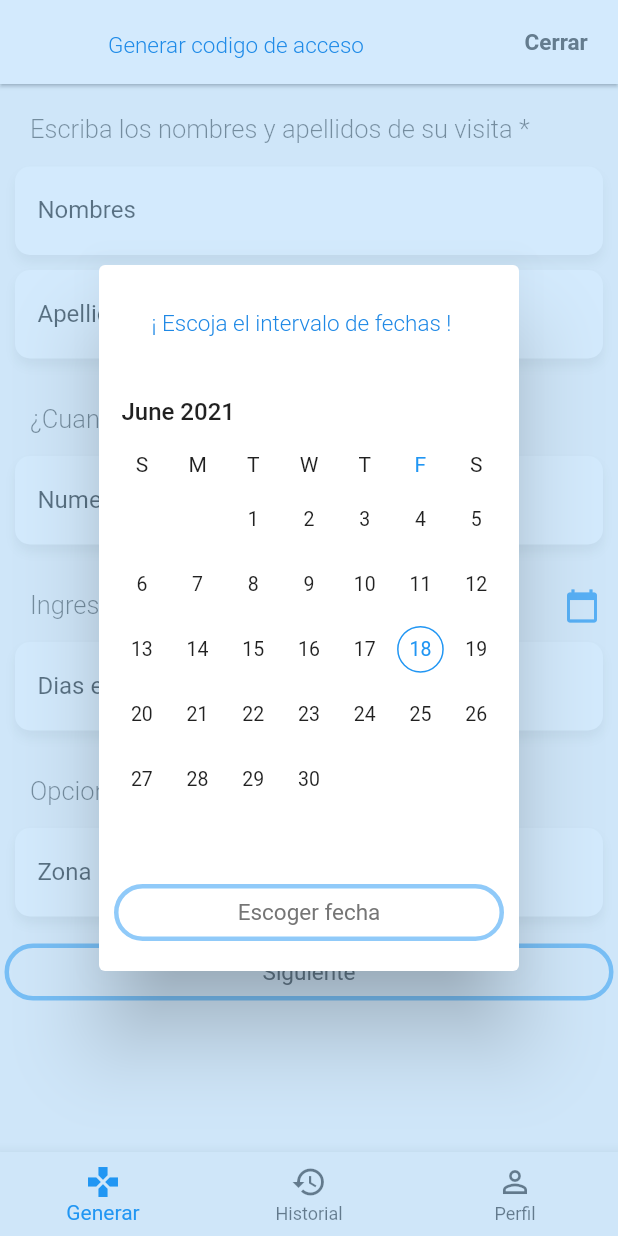
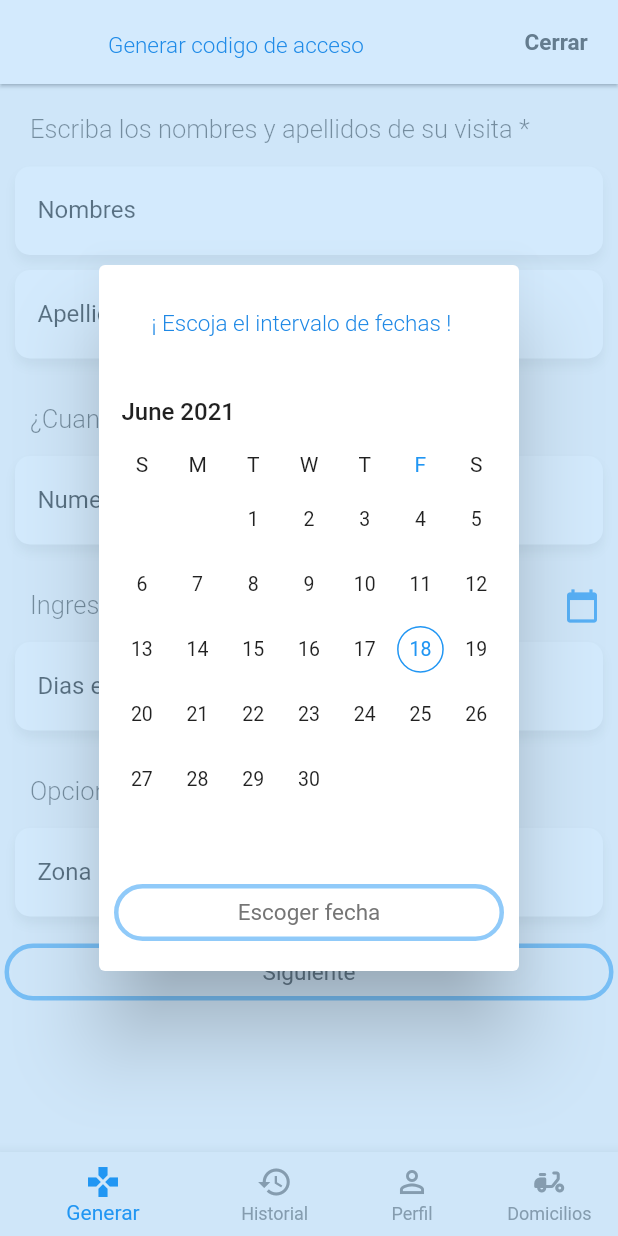
Before and after one commit to davidC1991/app_acceso_visitantes_control, a Flutter app: the HomePage screen opened by its route, after a tap on the "calendar today" icon, on a phone screen of 412 x 824 dp. Run offline on Flutter 3.47's test engine with Material 2 defaults, Android fonts, the phone set to English and light mode, and no system bars; drawn by our look-alikes of syncfusion_flutter_datepicker; our stand-ins replace cloud_firestore, email_validator, firebase_core, fluttertoast, image_gallery_saver, lottie and 4 more; missing offline and left inert: barcode_scan2, encrypt, flutter_share_me; accounts and stored records are empty.

Commit message:
creacion del boceto de la pantalla de domicilios

```diff
--- a/lib/pages/home.dart
+++ b/lib/pages/home.dart
@@ -162,7 +162,8 @@ class _HomePageState extends State<HomePage> with SingleTickerProviderStateMixin
             })
             :historialQr.loading=='cargando'?Center(child: CircularProgressIndicator())
             :Center(child: Text('No hay datos para mostrar')),
-            AjustesPerfil()
+            AjustesPerfil(),
+            DomicilioPage()
         ],
               ),
               bottomNavigationBar: Navegacion(),
@@ -633,6 +634,59 @@ class   AjustesPerfil extends StatelessWidget {
   }
 }
 
+class DomicilioPage extends StatelessWidget {
+
+
+  @override
+  Widget build(BuildContext context) {
+    Size size=MediaQuery.of(context).size;
+    return Scaffold(
+      backgroundColor: Colors.white,
+      body: Container(
+        alignment: Alignment.center,
+        child: imagenDelivery(size),
+      ),
+      floatingActionButton: FloatingActionButton(
+        onPressed:(){},
+        child: Icon(Icons.add_circle_outline_outlined),
+      ),
+
+    );
+  }
+
+  Widget imagenDelivery(Size size){
+
+     return  Container(
+              color: Colors.red,
+              height: size.height *0.4,
+              width: size.width *0.8,
+              child: Image(
+                fit: BoxFit.cover,
+                image:AssetImage('assets/delivery.png')),
+
+             );
+   }
+
+    Widget deliveryHistorial(HistorialQr listQr, int i) {
+      return Column(
+        children: [
+          ListTile(
+            title: Text('Usuario: '+listQr.nombreAcceso! + ' ' + listQr.apellidosAcceso!),
+            subtitle: Column(
+              mainAxisAlignment: MainAxisAlignment.start,
+              crossAxisAlignment: CrossAxisAlignment.start,
+              children: [
+                Text('Domicilio'),
+
+              ],
+            ),
+            //trailing:
+          ),
+          Divider()
+        ],
+      );
+    }
+}
 class Navegacion extends StatelessWidget {
 
 
@@ -654,14 +708,23 @@ class Navegacion extends StatelessWidget {
            //historialQr.getHistorialQrUsuario('3298c454-17d5-56f4-867a','VD01ZL6seUQGN3obOXKkNrfbQ3z1');
         }else if(i==0){
           navegacionModel.setTituloPantalla('Generar codigo de acceso');
+        }else if(i==3){
+          navegacionModel.setTituloPantalla('Generar codigo para domicilio');
         }else{
           navegacionModel.setTituloPantalla('Datos de perfil');
         }
+
+
       },
+      selectedItemColor: Colors.blue,
+      unselectedItemColor: Colors.grey,
+      showUnselectedLabels:true ,
+      selectedLabelStyle: TextStyle(color: Colors.grey),
       items: [
-        BottomNavigationBarItem(icon: Icon(Icons.gamepad),title: Text('Generar')),
-        BottomNavigationBarItem(icon: Icon(Icons.history),title: Text('Historial')),
-        BottomNavigationBarItem(icon: Icon(Icons.person_outline),title: Text('Perfil'))
+        BottomNavigationBarItem(icon: Icon(Icons.gamepad),label: 'Generar'),
+        BottomNavigationBarItem(icon: Icon(Icons.history),label: 'Historial'),
+        BottomNavigationBarItem(icon: Icon(Icons.person_outline),label: 'Perfil'),
+        BottomNavigationBarItem(icon: Icon(Icons.delivery_dining_rounded),label: 'Domicilios')
     ]);
   }
 }
```
Also changed, not shown: lib/pages/a.json (deleted, +0 -1 lines), lib/pages/domicilio_page.dart (added, +36 -0 lines), assets/delivery.png (added), lib/routes/routes.dart (line endings or trailing spaces).
